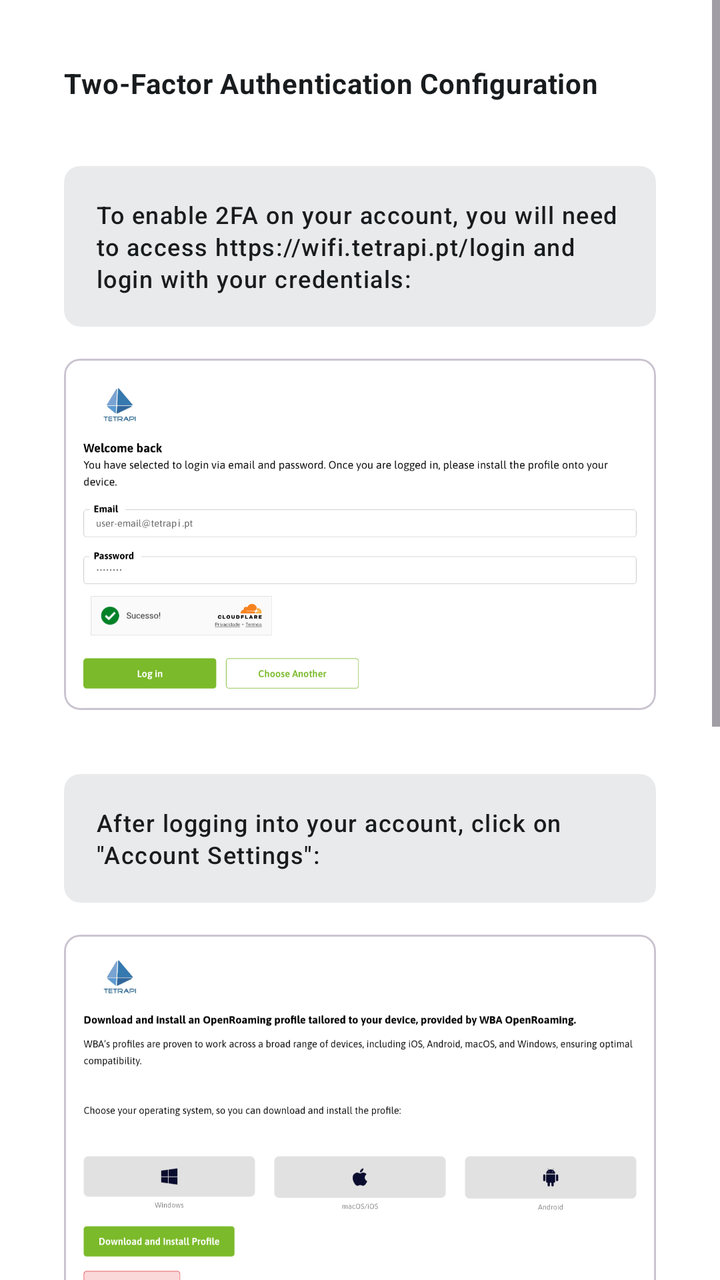
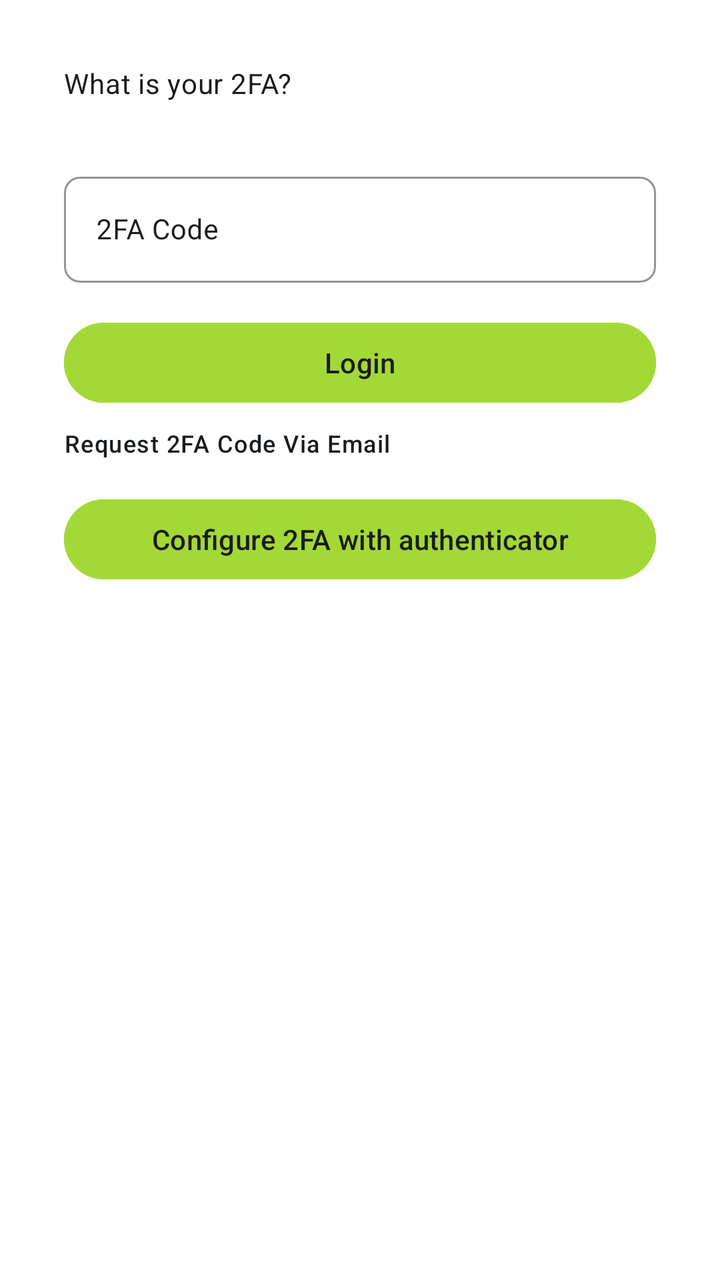

Two renders of the same Android screen: before a commit and after it. Below are the layout's source before the change and the commit's diff.
<!-- AndroidManifest.xml: application theme Theme.MimWifi -->
<!-- res/layout/activity_twofa.xml -->
<?xml version="1.0" encoding="utf-8"?>

<ScrollView xmlns:android="http://schemas.android.com/apk/res/android"
    xmlns:app="http://schemas.android.com/apk/res-auto"
    android:layout_width="match_parent"
    android:layout_height="match_parent">

    <LinearLayout
        android:layout_width="match_parent"
        android:layout_height="wrap_content"
        android:orientation="vertical"
        android:padding="@dimen/material_margin_large">

        <com.google.android.material.textview.MaterialTextView
            android:layout_width="wrap_content"
            android:layout_height="wrap_content"
            android:text="@string/activity_twofa_title"
            android:textStyle="bold" />

        <com.google.android.material.card.MaterialCardView
            android:layout_width="match_parent"
            android:layout_height="wrap_content"
            android:layout_marginTop="@dimen/material_margin_large"
            app:cardBackgroundColor="@color/color_outline"
            app:cardCornerRadius="8dp"
            app:strokeWidth="0dp">

            <com.google.android.material.textview.MaterialTextView
                android:layout_width="wrap_content"
                android:layout_height="wrap_content"
                android:padding="@dimen/material_margin"
                android:text="@string/activity_twofa_description_1"
                android:textAppearance="?textAppearanceLabelMedium" />

        </com.google.android.material.card.MaterialCardView>

        <com.google.android.material.card.MaterialCardView
            android:layout_width="match_parent"
            android:layout_height="wrap_content"
            android:layout_marginTop="@dimen/material_margin"
            app:cardBackgroundColor="@color/color_outline"
            app:cardCornerRadius="8dp">

            <ImageView
                android:layout_width="match_parent"
                android:layout_height="wrap_content"
                android:adjustViewBounds="true"
                android:src="@drawable/img_twofa_1" />

        </com.google.android.material.card.MaterialCardView>

        <com.google.android.material.card.MaterialCardView
            android:layout_width="match_parent"
            android:layout_height="wrap_content"
            android:layout_marginTop="@dimen/material_margin_large"
            app:cardBackgroundColor="@color/color_outline"
            app:cardCornerRadius="8dp"
            app:strokeWidth="0dp">

            <com.google.android.material.textview.MaterialTextView
                android:layout_width="wrap_content"
                android:layout_height="wrap_content"
                android:padding="@dimen/material_margin"
                android:text="@string/activity_twofa_description_2"
                android:textAppearance="?textAppearanceLabelMedium" />

        </com.google.android.material.card.MaterialCardView>

        <com.google.android.material.card.MaterialCardView
            android:layout_width="match_parent"
            android:layout_height="wrap_content"
            android:layout_marginTop="@dimen/material_margin"
            app:cardBackgroundColor="@color/color_outline"
            app:cardCornerRadius="8dp">

            <ImageView
                android:layout_width="match_parent"
                android:layout_height="wrap_content"
                android:adjustViewBounds="true"
                android:src="@drawable/img_twofa_2" />

        </com.google.android.material.card.MaterialCardView>

        <com.google.android.material.card.MaterialCardView
            android:layout_width="match_parent"
            android:layout_height="wrap_content"
            android:layout_marginTop="@dimen/material_margin_large"
            app:cardBackgroundColor="@color/color_outline"
            app:cardCornerRadius="8dp"
            app:strokeWidth="0dp">

            <com.google.android.material.textview.MaterialTextView
                android:layout_width="wrap_content"
                android:layout_height="wrap_content"
                android:padding="@dimen/material_margin"
                android:text="@string/activity_twofa_description_3"
                android:textAppearance="?textAppearanceLabelMedium" />

        </com.google.android.material.card.MaterialCardView>

        <com.google.android.material.card.MaterialCardView
            android:layout_width="match_parent"
            android:layout_height="wrap_content"
            android:layout_marginTop="@dimen/material_margin"
            app:cardBackgroundColor="@color/color_outline"
            app:cardCornerRadius="8dp">

            <ImageView
                android:layout_width="match_parent"
                android:layout_height="wrap_content"
                android:adjustViewBounds="true"
                android:src="@drawable/img_twofa_3" />

        </com.google.android.material.card.MaterialCardView>

        <com.google.android.material.button.MaterialButton
            android:id="@+id/open_button"
            android:layout_width="match_parent"
            android:layout_height="wrap_content"
            android:layout_marginTop="@dimen/material_margin"
            android:backgroundTint="?colorSecondary"
            android:text="@string/activity_twofa_open" />

    </LinearLayout>

</ScrollView>
<!-- resources referenced by this layout -->
<resources>
  <color name="color_outline">#338C96A0</color>
  <dimen name="material_margin">16dp</dimen>
  <dimen name="material_margin_large">32dp</dimen>
  <!-- drawable img_twofa_1: png bitmap (drawable, 78571 bytes) -->
  <!-- drawable img_twofa_2: png bitmap (drawable, 109977 bytes) -->
  <!-- drawable img_twofa_3: png bitmap (drawable, 47234 bytes) -->
  <string name="activity_twofa_description_1">To enable 2FA on your account, you will need to access https://wifi.tetrapi.pt/login and login with your credentials:</string>
  <string name="activity_twofa_description_2">After logging into your account, click on \"Account Settings\":</string>
  <string name="activity_twofa_description_3">Click on \"Configure Two-Factor Authentication\" and proceed with your preferred method:</string>
  <string name="activity_twofa_open">Open Login Page</string>
  <string name="activity_twofa_title">Two-Factor Authentication Configuration</string>
  <color name="color_primary">#FFFFFF</color>
  <color name="color_primary_dark">#091F2C</color>
  <color name="color_on_primary">#191C1E</color>
  <color name="color_secondary">#A3D936</color>
  <color name="color_on_secondary">#191C1E</color>
  <color name="color_background">#FFFFFF</color>
  <color name="color_error">#BA1B1B</color>
  <style name="Widget.MaterialTextView" parent="Widget.MaterialComponents.TextView">
          <item name="android:textColor">?colorOnPrimary</item>
          <item name="android:textAppearance">?textAppearanceBodyMedium</item>
      </style>
  <style name="Widget.MaterialToolbar" parent="Widget.Material3.Toolbar">
          <item name="android:background">?colorSecondary</item>
          <item name="titleTextColor">?colorOnSecondary</item>
      </style>
  <style name="Widget.MaterialTextInputLayout" parent="Widget.Material3.TextInputLayout.OutlinedBox">
          <item name="shapeAppearance">@style/ShapeAppearance.MaterialTextInputLayout.Rounded</item>
          <item name="boxStrokeWidth">1sp</item>
          <item name="boxStrokeColor">@color/color_outline</item>
          <item name="hintTextColor">@color/cr_text_input_box</item>
      </style>
  <style name="ShapeAppearance.MaterialTextInputLayout.Rounded" parent="ShapeAppearance.Material3.Corner.Full">
          <item name="cornerSize">8dp</item>
      </style>
  <!-- unchanged entries left out for length: 1 -->
</resources>

<!-- the commit's change to res/layout/activity_twofa.xml (unified diff, before → after) -->
@@ -12,114 +12,80 @@
         android:padding="@dimen/material_margin_large">
 
         <com.google.android.material.textview.MaterialTextView
-            android:layout_width="wrap_content"
+            android:layout_width="match_parent"
             android:layout_height="wrap_content"
-            android:text="@string/activity_twofa_title"
-            android:textStyle="bold" />
+            android:text="What is your 2FA?" />
 
-        <com.google.android.material.card.MaterialCardView
+        <com.google.android.material.textfield.TextInputLayout
+            android:id="@+id/twofa_input"
             android:layout_width="match_parent"
             android:layout_height="wrap_content"
             android:layout_marginTop="@dimen/material_margin_large"
-            app:cardBackgroundColor="@color/color_outline"
-            app:cardCornerRadius="8dp"
-            app:strokeWidth="0dp">
+            android:hint="2FA Code">
 
-            <com.google.android.material.textview.MaterialTextView
-                android:layout_width="wrap_content"
-                android:layout_height="wrap_content"
-                android:padding="@dimen/material_margin"
-                android:text="@string/activity_twofa_description_1"
-                android:textAppearance="?textAppearanceLabelMedium" />
-
-        </com.google.android.material.card.MaterialCardView>
-
-        <com.google.android.material.card.MaterialCardView
-            android:layout_width="match_parent"
-            android:layout_height="wrap_content"
-            android:layout_marginTop="@dimen/material_margin"
-            app:cardBackgroundColor="@color/color_outline"
-            app:cardCornerRadius="8dp">
-
-            <ImageView
+            <com.google.android.material.textfield.TextInputEditText
+                android:id="@+id/twofa_edit"
                 android:layout_width="match_parent"
                 android:layout_height="wrap_content"
-                android:adjustViewBounds="true"
-                android:src="@drawable/img_twofa_1" />
+                android:inputType="textEmailAddress"
+                android:textAppearance="?textAppearanceBodyMedium" />
 
-        </com.google.android.material.card.MaterialCardView>
-
-        <com.google.android.material.card.MaterialCardView
-            android:layout_width="match_parent"
-            android:layout_height="wrap_content"
-            android:layout_marginTop="@dimen/material_margin_large"
-            app:cardBackgroundColor="@color/color_outline"
-            app:cardCornerRadius="8dp"
-            app:strokeWidth="0dp">
-
-            <com.google.android.material.textview.MaterialTextView
-                android:layout_width="wrap_content"
-                android:layout_height="wrap_content"
-                android:padding="@dimen/material_margin"
-                android:text="@string/activity_twofa_description_2"
-                android:textAppearance="?textAppearanceLabelMedium" />
-
-        </com.google.android.material.card.MaterialCardView>
-
-        <com.google.android.material.card.MaterialCardView
-            android:layout_width="match_parent"
-            android:layout_height="wrap_content"
-            android:layout_marginTop="@dimen/material_margin"
-            app:cardBackgroundColor="@color/color_outline"
-            app:cardCornerRadius="8dp">
-
-            <ImageView
-                android:layout_width="match_parent"
-                android:layout_height="wrap_content"
-                android:adjustViewBounds="true"
-                android:src="@drawable/img_twofa_2" />
-
-        </com.google.android.material.card.MaterialCardView>
-
-        <com.google.android.material.card.MaterialCardView
-            android:layout_width="match_parent"
-            android:layout_height="wrap_content"
-            android:layout_marginTop="@dimen/material_margin_large"
-            app:cardBackgroundColor="@color/color_outline"
-            app:cardCornerRadius="8dp"
-            app:strokeWidth="0dp">
-
-            <com.google.android.material.textview.MaterialTextView
-                android:layout_width="wrap_content"
-                android:layout_height="wrap_content"
-                android:padding="@dimen/material_margin"
-                android:text="@string/activity_twofa_description_3"
-                android:textAppearance="?textAppearanceLabelMedium" />
-
-        </com.google.android.material.card.MaterialCardView>
-
-        <com.google.android.material.card.MaterialCardView
-            android:layout_width="match_parent"
-            android:layout_height="wrap_content"
-            android:layout_marginTop="@dimen/material_margin"
-            app:cardBackgroundColor="@color/color_outline"
-            app:cardCornerRadius="8dp">
-
-            <ImageView
-                android:layout_width="match_parent"
-                android:layout_height="wrap_content"
-                android:adjustViewBounds="true"
-                android:src="@drawable/img_twofa_3" />
-
-        </com.google.android.material.card.MaterialCardView>
+        </com.google.android.material.textfield.TextInputLayout>
 
         <com.google.android.material.button.MaterialButton
-            android:id="@+id/open_button"
+            android:id="@+id/login_button"
             android:layout_width="match_parent"
             android:layout_height="wrap_content"
             android:layout_marginTop="@dimen/material_margin"
             android:backgroundTint="?colorSecondary"
-            android:text="@string/activity_twofa_open" />
+            android:text="Login" />
+
+        <com.google.android.material.textview.MaterialTextView
+            android:id="@+id/request_text"
+            android:layout_width="match_parent"
+            android:layout_height="wrap_content"
+            android:layout_marginTop="@dimen/material_margin_mini"
+            android:background="?selectableItemBackgroundBorderless"
+            android:clickable="true"
+            android:focusable="true"
+            android:text="@string/activity_twofa_request"
+            android:textAppearance="?textAppearanceLabelMedium" />
+
+        <com.google.android.material.button.MaterialButton
+            android:id="@+id/totp_button"
+            android:layout_width="match_parent"
+            android:layout_height="wrap_content"
+            android:layout_marginTop="@dimen/material_margin"
+            android:backgroundTint="?colorSecondary"
+            android:text="Configure 2FA with authenticator" />
+
+        <LinearLayout
+            android:id="@+id/totp_layout"
+            android:layout_width="match_parent"
+            android:layout_height="wrap_content"
+            android:layout_marginTop="@dimen/material_margin_mini"
+            android:orientation="vertical"
+            android:visibility="gone">
+
+            <com.google.android.material.textview.MaterialTextView
+                android:layout_width="match_parent"
+                android:layout_height="wrap_content"
+                android:text="Copy the following code and paste it on your preferred TOTP app:" />
+
+            <com.google.android.material.textview.MaterialTextView
+                android:id="@+id/totp_text"
+                android:layout_width="match_parent"
+                android:layout_height="wrap_content"
+                android:layout_marginTop="@dimen/material_margin" />
+
+            <ImageButton
+                android:id="@+id/copy_button"
+                android:layout_width="wrap_content"
+                android:layout_height="wrap_content"
+                android:layout_marginTop="@dimen/material_margin"
+                android:src="@drawable/ic_about" />
+
+        </LinearLayout>
 
     </LinearLayout>
 
<!-- resource entries referenced after the edit -->
@@ -3,14 +3,20 @@
   <color name="color_outline">#338C96A0</color>
   <dimen name="material_margin">16dp</dimen>
   <dimen name="material_margin_large">32dp</dimen>
-  <!-- drawable img_twofa_1: png bitmap (drawable, 78571 bytes) -->
-  <!-- drawable img_twofa_2: png bitmap (drawable, 109977 bytes) -->
-  <!-- drawable img_twofa_3: png bitmap (drawable, 47234 bytes) -->
-  <string name="activity_twofa_description_1">To enable 2FA on your account, you will need to access https://wifi.tetrapi.pt/login and login with your credentials:</string>
-  <string name="activity_twofa_description_2">After logging into your account, click on \"Account Settings\":</string>
-  <string name="activity_twofa_description_3">Click on \"Configure Two-Factor Authentication\" and proceed with your preferred method:</string>
-  <string name="activity_twofa_open">Open Login Page</string>
-  <string name="activity_twofa_title">Two-Factor Authentication Configuration</string>
+  <dimen name="material_margin_mini">8dp</dimen>
+  <!-- drawable ic_about (drawable) -->
+  <vector xmlns:android="http://schemas.android.com/apk/res/android"
+      android:width="24dp"
+      android:height="24dp"
+      android:viewportWidth="960"
+      android:viewportHeight="960">
+  
+      <path
+          android:fillColor="#000"
+          android:pathData="M440,680h80v-240h-80v240ZM480,360q17,0 28.5,-11.5T520,320q0,-17 -11.5,-28.5T480,280q-17,0 -28.5,11.5T440,320q0,17 11.5,28.5T480,360ZM480,880q-83,0 -156,-31.5T197,763q-54,-54 -85.5,-127T80,480q0,-83 31.5,-156T197,197q54,-54 127,-85.5T480,80q83,0 156,31.5T763,197q54,54 85.5,127T880,480q0,83 -31.5,156T763,763q-54,54 -127,85.5T480,880ZM480,800q134,0 227,-93t93,-227q0,-134 -93,-227t-227,-93q-134,0 -227,93t-93,227q0,134 93,227t227,93ZM480,480Z" />
+  
+  </vector>
+  <string name="activity_twofa_request">Request 2FA Code Via Email</string>
   <color name="color_primary">#FFFFFF</color>
   <color name="color_primary_dark">#091F2C</color>
   <color name="color_on_primary">#191C1E</color>
